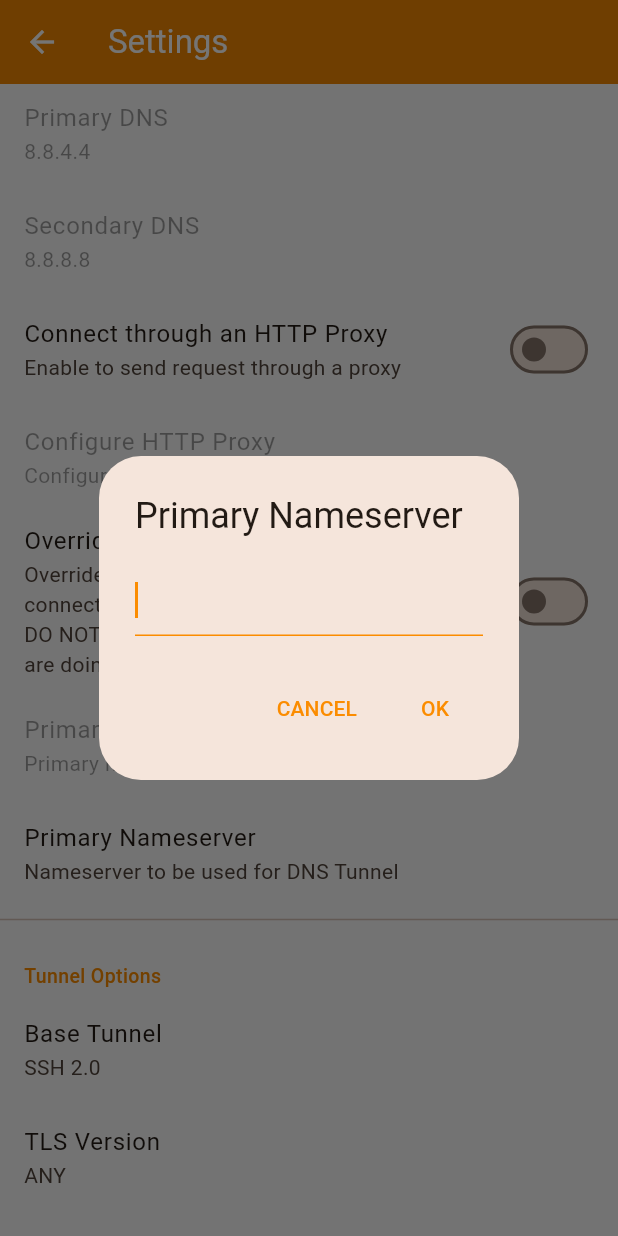
After one commit to adebayoAdesina/Flutter_HA_Tunnel_Plus_UI_Design, a Flutter app: the SettingsPage screen opened directly, scrolled down 656 dp, after a tap on "Primary Nameserver", on a phone screen of 412 x 824 dp. The commit adds this screen. Run offline on Flutter 3.47's test engine with Material 3 defaults, Android fonts, the light colour scheme and no system bars; our stand-ins replace shared_preferences; accounts and stored records are empty.

Commit message:
Add settings page and light/dark theme

```diff
--- /dev/null
+++ b/lib/Screen/settings.dart
@@ -0,0 +1,276 @@
+import 'package:flutter/material.dart';
+
+import '../Color/colors.dart';
+import '../Theme/app_theme.dart';
+
+class SettingsPage extends StatefulWidget {
+  const SettingsPage({Key? key}) : super(key: key);
+
+  @override
+  State<SettingsPage> createState() => _SettingsPageState();
+}
+
+class _SettingsPageState extends State<SettingsPage> {
+  bool _sound = true;
+  bool _vibrate = true;
+  bool _connectionRetry = true;
+  bool _forwardDns = false;
+  bool _customDns = false;
+  bool _httpProxy = false;
+  bool _overrideHost = false;
+
+  String _primaryDns = '8.8.4.4';
+  String _secondaryDns = '8.8.8.8';
+  String _proxy = 'Configure Proxy Host and Port';
+  String _primaryHost = 'Primary host to used for the connection';
+  String _nameserver = 'Nameserver to be used for DNS Tunnel';
+  String _baseTunnel = 'SSH 2.0';
+  String _tlsVersion = 'ANY';
+
+  Future<void> _chooseTheme() async {
+    final selected = await showDialog<ThemeMode>(
+      context: context,
+      builder: (context) => SimpleDialog(
+        title: const Text('Choose Theme'),
+        children: [
+          for (final mode in ThemeMode.values)
+            ListTile(
+              title: Text(themeModeLabel(mode)),
+              trailing: mode == themeModeNotifier.value
+                  ? const Icon(Icons.check, color: drawerColor)
+                  : null,
+              onTap: () => Navigator.of(context).pop(mode),
+            ),
+        ],
+      ),
+    );
+    if (selected != null) {
+      await setThemeMode(selected);
+    }
+  }
+
+  Future<String?> _editText(String title, String current) {
+    final controller = TextEditingController(text: current);
+    return showDialog<String>(
+      context: context,
+      builder: (context) => AlertDialog(
+        title: Text(title),
+        content: TextField(
+          controller: controller,
+          autofocus: true,
+          cursorColor: drawerColor,
+          decoration: const InputDecoration(
+            focusedBorder: UnderlineInputBorder(
+              borderSide: BorderSide(color: drawerColor),
+            ),
+          ),
+        ),
+        actions: [
+          TextButton(
+            onPressed: () => Navigator.of(context).pop(),
+            child: const Text('CANCEL', style: TextStyle(color: drawerColor)),
+          ),
+          TextButton(
+            onPressed: () => Navigator.of(context).pop(controller.text.trim()),
+            child: const Text('OK', style: TextStyle(color: drawerColor)),
+          ),
+        ],
+      ),
+    );
+  }
+
+  Future<String?> _pickOne(String title, List<String> options, String current) {
+    return showDialog<String>(
+      context: context,
+      builder: (context) => SimpleDialog(
+        title: Text(title),
+        children: [
+          for (final option in options)
+            ListTile(
+              title: Text(option),
+              trailing: option == current
+                  ? const Icon(Icons.check, color: drawerColor)
+                  : null,
+              onTap: () => Navigator.of(context).pop(option),
+            ),
+        ],
+      ),
+    );
+  }
+
+  Future<void> _edit(
+      String title, String current, ValueChanged<String> onSaved) async {
+    final value = await _editText(title, current);
+    if (value != null && value.isNotEmpty) {
+      setState(() => onSaved(value));
+    }
+  }
+
+  Widget _section(String title) => Padding(
+        padding: const EdgeInsets.fromLTRB(16, 20, 16, 4),
+        child: Text(
+          title,
+          style: const TextStyle(
+            color: drawerColor,
+            fontSize: 13,
+            fontWeight: FontWeight.w500,
+          ),
+        ),
+      );
+
+  Widget _switchTile(
+    String title,
+    String subtitle,
+    bool value,
+    ValueChanged<bool> onChanged,
+  ) =>
+      SwitchListTile(
+        contentPadding: const EdgeInsets.symmetric(horizontal: 16),
+        title: Text(title),
+        subtitle: Text(subtitle),
+        value: value,
+        onChanged: (v) => setState(() => onChanged(v)),
+      );
+
+  Widget _tile(
+    String title,
+    String subtitle, {
+    VoidCallback? onTap,
+    bool enabled = true,
+  }) =>
+      ListTile(
+        contentPadding: const EdgeInsets.symmetric(horizontal: 16),
+        enabled: enabled,
+        title: Text(title),
+        subtitle: Text(subtitle),
+        onTap: onTap,
+      );
+
+  @override
+  Widget build(BuildContext context) {
+    return Scaffold(
+      appBar: AppBar(
+        backgroundColor: drawerColor,
+        foregroundColor: Colors.white,
+        title: const Text('Settings'),
+      ),
+      body: ValueListenableBuilder<ThemeMode>(
+        valueListenable: themeModeNotifier,
+        builder: (context, mode, _) => ListView(
+          children: [
+            _section('Notification'),
+            _switchTile(
+              'Sound',
+              'Notify with a sound while connecting or disconnecting.',
+              _sound,
+              (v) => _sound = v,
+            ),
+            _switchTile(
+              'Vibrate',
+              'Notify with a vibration while connecting or disconnecting.',
+              _vibrate,
+              (v) => _vibrate = v,
+            ),
+            const Divider(),
+            _section('Appearance'),
+            _tile('Choose Theme', themeModeLabel(mode), onTap: _chooseTheme),
+            const Divider(),
+            _section('Connection'),
+            _switchTile(
+              'Connection Retry',
+              'Try to reconnect after connection is lost. By default, service '
+                  'is stopped after 10 consecutive unsuccessful attempts.',
+              _connectionRetry,
+              (v) => _connectionRetry = v,
+            ),
+            _switchTile(
+              'Forward DNS',
+              'Forward DNS queries to remote server if enabled.',
+              _forwardDns,
+              (v) => _forwardDns = v,
+            ),
+            _switchTile(
+              'Custom DNS',
+              'Use custom DNS servers to resolve DNS queries.',
+              _customDns,
+              (v) => _customDns = v,
+            ),
+            _tile(
+              'Primary DNS',
+              _primaryDns,
+              enabled: _customDns,
+              onTap: () =>
+                  _edit('Primary DNS', _primaryDns, (v) => _primaryDns = v),
+            ),
+            _tile(
+              'Secondary DNS',
+              _secondaryDns,
+              enabled: _customDns,
+              onTap: () => _edit(
+                  'Secondary DNS', _secondaryDns, (v) => _secondaryDns = v),
+            ),
+            _switchTile(
+              'Connect through an HTTP Proxy',
+              'Enable to send request through a proxy',
+              _httpProxy,
+              (v) => _httpProxy = v,
+            ),
+            _tile(
+              'Configure HTTP Proxy',
+              _proxy,
+              enabled: _httpProxy,
+              onTap: () => _edit('Configure HTTP Proxy', '', (v) => _proxy = v),
+            ),
+            _switchTile(
+              'Override Primary Host',
+              'Override primary host to be used for connection.\n'
+                  "DO NOT enable this if you don't know what you are doing.",
+              _overrideHost,
+              (v) => _overrideHost = v,
+            ),
+            _tile(
+              'Primary Host',
+              _primaryHost,
+              enabled: _overrideHost,
+              onTap: () =>
+                  _edit('Primary Host', '', (v) => _primaryHost = v),
+            ),
+            _tile(
+              'Primary Nameserver',
+              _nameserver,
+              onTap: () =>
+                  _edit('Primary Nameserver', '', (v) => _nameserver = v),
+            ),
+            const Divider(),
+            _section('Tunnel Options'),
+            _tile(
+              'Base Tunnel',
+              _baseTunnel,
+              onTap: () async {
+                final v = await _pickOne(
+                  'Base Tunnel',
+                  const ['SSH 2.0', 'SSL/TLS', 'HTTP'],
+                  _baseTunnel,
+                );
+                if (v != null) setState(() => _baseTunnel = v);
+              },
+            ),
+            _tile(
+              'TLS Version',
+              _tlsVersion,
+              onTap: () async {
+                final v = await _pickOne(
+                  'TLS Version',
+                  const ['ANY', 'TLSv1.2', 'TLSv1.3'],
+                  _tlsVersion,
+                );
+                if (v != null) setState(() => _tlsVersion = v);
+              },
+            ),
+            const SizedBox(height: 16),
+          ],
+        ),
+      ),
+    );
+  }
+}
--- /dev/null
+++ b/lib/Theme/app_theme.dart
@@ -0,0 +1,74 @@
+import 'package:flutter/material.dart';
+import 'package:shared_preferences/shared_preferences.dart';
+
+import '../Color/colors.dart';
+
+const _themeKey = 'theme_mode';
+
+/// Current theme mode. MaterialApp listens to this, so changing the value
+/// switches the whole app immediately.
+final ValueNotifier<ThemeMode> themeModeNotifier =
+    ValueNotifier<ThemeMode>(ThemeMode.light);
+
+Future<void> loadThemeMode() async {
+  try {
+    final prefs = await SharedPreferences.getInstance();
+    final saved = prefs.getString(_themeKey);
+    themeModeNotifier.value = ThemeMode.values.firstWhere(
+      (m) => m.name == saved,
+      orElse: () => ThemeMode.light,
+    );
+  } catch (_) {
+    // Fall back to the default if storage is unavailable.
+  }
+}
+
+Future<void> setThemeMode(ThemeMode mode) async {
+  themeModeNotifier.value = mode;
+  try {
+    final prefs = await SharedPreferences.getInstance();
+    await prefs.setString(_themeKey, mode.name);
+  } catch (_) {}
+}
+
+String themeModeLabel(ThemeMode mode) {
+  switch (mode) {
+    case ThemeMode.light:
+      return 'Light';
+    case ThemeMode.dark:
+      return 'Dark';
+    case ThemeMode.system:
+      return 'System default';
+  }
+}
+
+SwitchThemeData _switchTheme() => SwitchThemeData(
+      thumbColor: WidgetStateProperty.resolveWith(
+        (s) => s.contains(WidgetState.selected) ? drawerColor : null,
+      ),
+      trackColor: WidgetStateProperty.resolveWith(
+        (s) => s.contains(WidgetState.selected)
+            ? drawerColor.withValues(alpha: 0.5)
+            : null,
+      ),
+    );
+
+final ThemeData lightTheme = ThemeData(
+  brightness: Brightness.light,
+  colorScheme: ColorScheme.fromSeed(
+    seedColor: drawerColor,
+    brightness: Brightness.light,
+  ),
+  scaffoldBackgroundColor: const Color(0xFFFAFAFA),
+  switchTheme: _switchTheme(),
+);
+
+final ThemeData darkTheme = ThemeData(
+  brightness: Brightness.dark,
+  colorScheme: ColorScheme.fromSeed(
+    seedColor: drawerColor,
+    brightness: Brightness.dark,
+  ),
+  scaffoldBackgroundColor: Colors.black,
+  switchTheme: _switchTheme(),
+);
--- a/lib/main.dart
+++ b/lib/main.dart
@@ -1,8 +1,10 @@
 import 'package:flutter/material.dart';
 import 'Responsiveness/reponsive.dart';
+import 'Theme/app_theme.dart';
 
-
-void main() {
+Future<void> main() async {
+  WidgetsFlutterBinding.ensureInitialized();
+  await loadThemeMode();
   runApp(const MyApp());
 }
 
@@ -12,14 +14,18 @@ class MyApp extends StatelessWidget {
   // This widget is the root of your application.
   @override
   Widget build(BuildContext context) {
-    return MaterialApp(
-      color: Colors.black,
-      debugShowCheckedModeBanner: false,
-      title: 'HA Tunnel Plus',
-      theme: ThemeData(
-        backgroundColor: Colors.black
-      ),
-      home: const Responsive(),
+    return ValueListenableBuilder<ThemeMode>(
+      valueListenable: themeModeNotifier,
+      builder: (context, mode, _) {
+        return MaterialApp(
+          debugShowCheckedModeBanner: false,
+          title: 'HA Tunnel Plus',
+          theme: lightTheme,
+          darkTheme: darkTheme,
+          themeMode: mode,
+          home: const Responsive(),
+        );
+      },
     );
   }
 }
```
